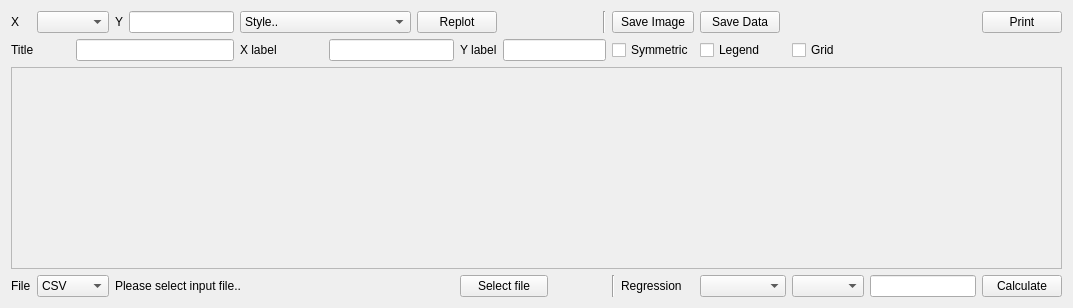
Above: src/ui/QGCDataPlot2D.ui from mavlink/qgroundcontrol before the change. Below: the same form after it.
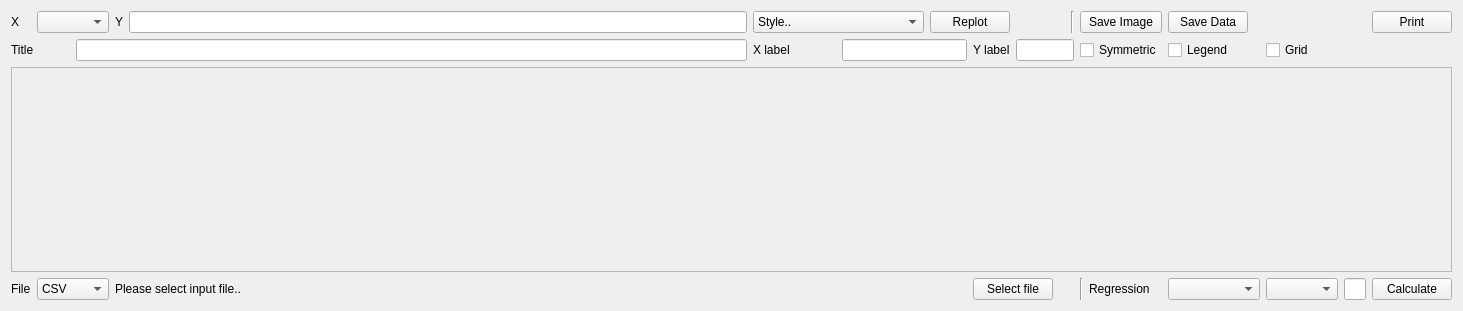
That is the form after the change.

Commit message: Working on map menu, fixing plot

What changed in the file:
```diff
--- a/src/ui/QGCDataPlot2D.ui
+++ b/src/ui/QGCDataPlot2D.ui
@@ -6,14 +6,14 @@
    <rect>
     <x>0</x>
     <y>0</y>
-    <width>1073</width>
-    <height>308</height>
+    <width>1463</width>
+    <height>311</height>
    </rect>
   </property>
   <property name="windowTitle">
    <string>Form</string>
   </property>
-  <layout class="QGridLayout" name="gridLayout">
+  <layout class="QGridLayout" name="gridLayout" columnstretch="1,1,1,1,100,1,1,1,1,1,1,1,1,1,1,1,1,1,1,1">
    <item row="0" column="0">
     <widget class="QLabel" name="label_2">
      <property name="text">
@@ -303,7 +303,7 @@
      </property>
      <property name="sizeHint" stdset="0">
       <size>
-       <width>40</width>
+       <width>5</width>
        <height>20</height>
       </size>
      </property>
```
The commit also changes 7 other files.
